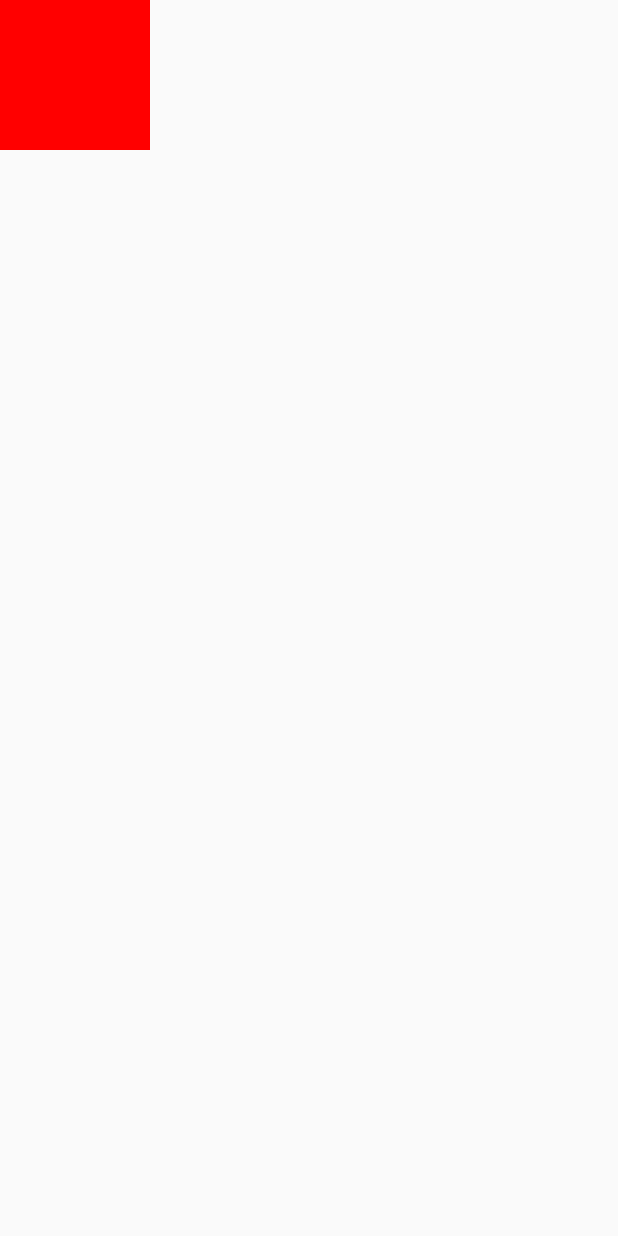
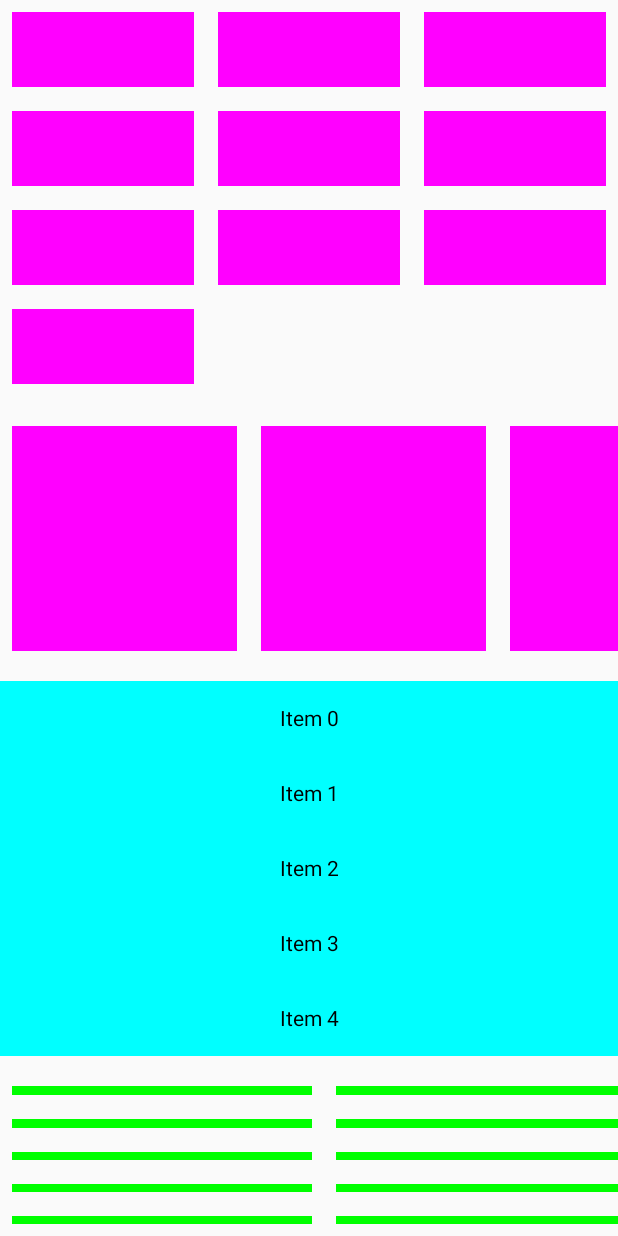
Before and after one commit to okino813/Tuto-malakashi-Jetpack-Compose, an Android app built with Jetpack Compose: the screen it shows after launch (MainActivity), on a phone screen of 412 x 824 dp. Run offline under Robolectric (Android 15) with nearby library versions, the phone set to English and light mode, and no system bars.

Commit message:
Les types de grid

```diff
--- a/app/src/main/java/com/example/malakashi_compose/MainActivity.kt
+++ b/app/src/main/java/com/example/malakashi_compose/MainActivity.kt
@@ -6,9 +6,16 @@ import androidx.activity.compose.*
 import androidx.activity.enableEdgeToEdge
 import androidx.compose.foundation.background
 import androidx.compose.foundation.layout.*
+import androidx.compose.foundation.layout.Arrangement
+import androidx.compose.foundation.lazy.LazyColumn
+import androidx.compose.foundation.lazy.LazyRow
+import androidx.compose.foundation.lazy.grid.GridCells
+import androidx.compose.foundation.lazy.grid.LazyHorizontalGrid
+import androidx.compose.foundation.lazy.grid.LazyVerticalGrid
 import androidx.compose.material3.*
 import androidx.compose.runtime.Composable
 import androidx.compose.ui.*
+import androidx.compose.ui.Alignment
 import androidx.compose.ui.Modifier
 import androidx.compose.ui.graphics.Color
 import androidx.compose.ui.tooling.preview.Preview
@@ -22,7 +29,6 @@ class MainActivity : ComponentActivity() {
         enableEdgeToEdge()
         setContent {
             MyUiPreview()
-            MyUiTablettePreview()
         }
     }
 }
@@ -30,7 +36,53 @@ class MainActivity : ComponentActivity() {
 
 @Composable
 fun MyUi() {
-    Box(modifier = Modifier.size(100.dp).background(Color.Red))
+    Column(
+        verticalArrangement = Arrangement.spacedBy(12.dp)
+    ){
+        LazyVerticalGrid(
+            columns = GridCells.Fixed(3)
+        ){
+            items(10){
+                Box(modifier = Modifier
+                    .padding(8.dp)
+                    .size(50.dp)
+                    .background(Color.Magenta))
+            }
+        }
+        LazyRow{
+            items(20){
+                Box(modifier = Modifier
+                    .padding(8.dp)
+                    .size(150.dp)
+                    .background(Color.Magenta))
+            }
+        }
+//
+        LazyColumn{
+            items(5) { index ->
+                Box(
+                    modifier = Modifier
+                        .fillMaxWidth()
+                        .height(50.dp)
+                        .background(Color.Cyan),
+                    contentAlignment = Alignment.Center
+                ) {
+                    Text(text = "Item $index")
+                }
+            }
+        }
+
+        LazyHorizontalGrid(
+            rows = GridCells.Adaptive(20.dp)
+        ){
+            items(20){
+                Box(modifier = Modifier
+                    .padding(8.dp)
+                    .size(200.dp)
+                    .background(Color.Green))
+            }
+        }
+    }
 }
 
 @Preview(device = "spec:width=411dp,height=891dp", showBackground = false, showSystemUi = true,
@@ -40,11 +92,3 @@ fun MyUi() {
 fun MyUiPreview() {
         MyUi()
 }
-@Preview(
-    device = "spec:width=1280dp,height=800dp,dpi=240", showBackground = false, showSystemUi = true,
-    wallpaper = Wallpapers.NONE
-)
-@Composable
-fun MyUiTablettePreview() {
-        MyUi()
-}
```
